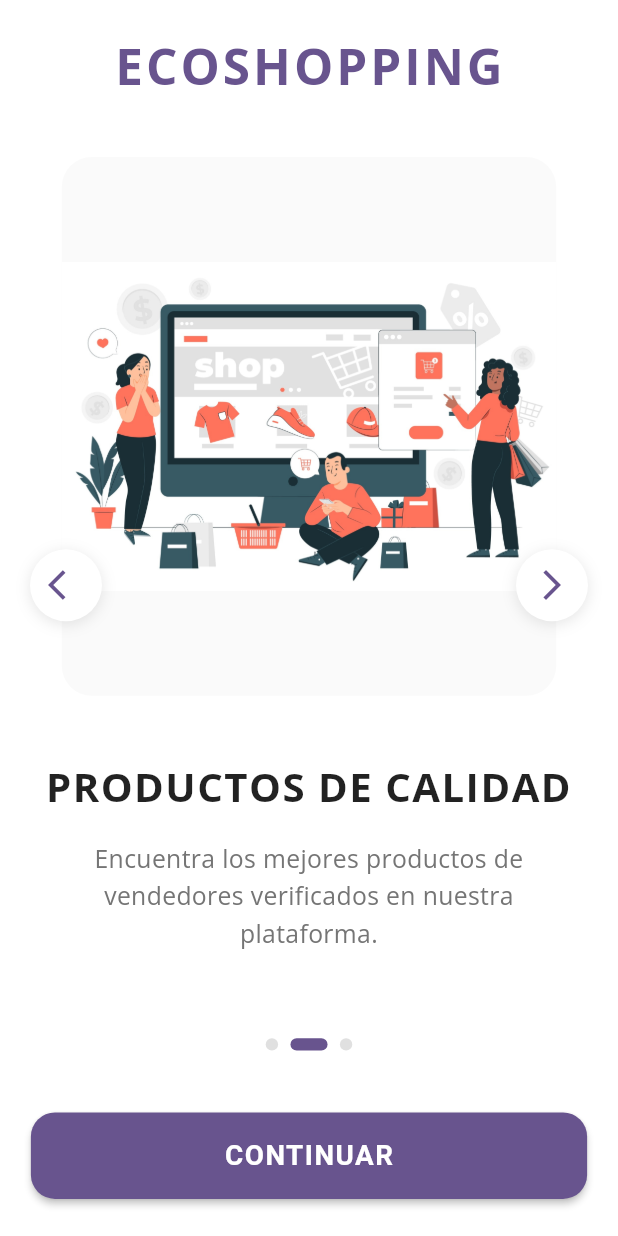
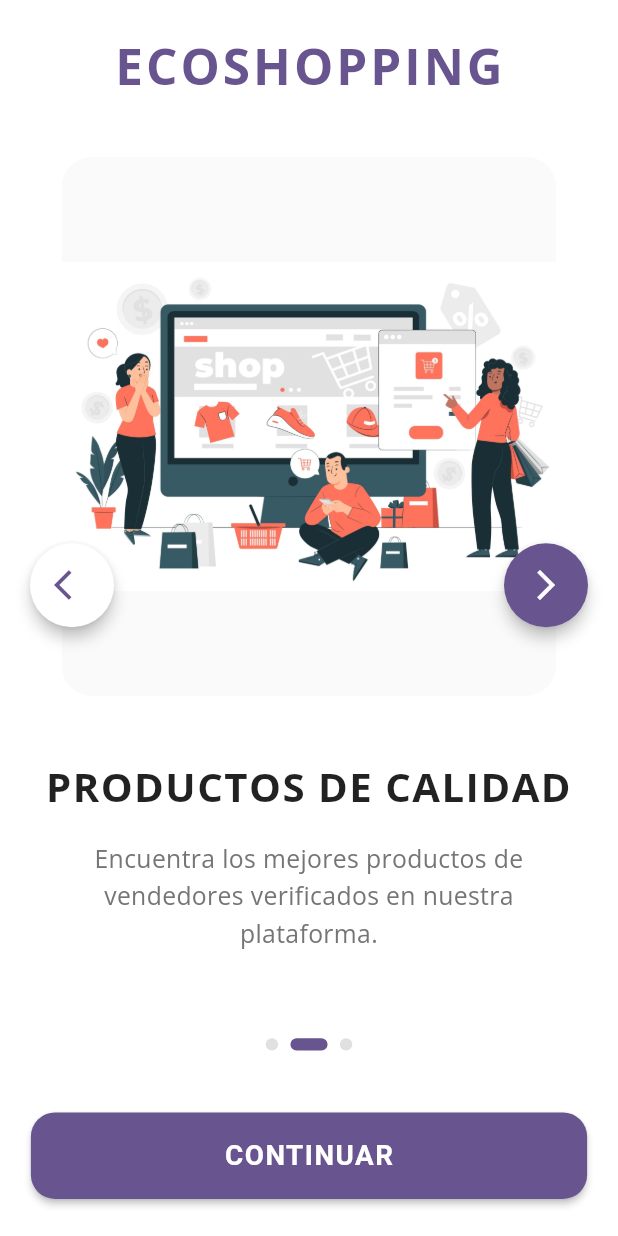
Before and after one commit to BugaPunk/Ecommerce_App, a Flutter app: the screen it shows after launch, after a tap on the "arrow forward ios" icon, on a phone screen of 412 x 824 dp. Run offline on Flutter 3.47's test engine with Material 3 defaults, Android fonts, the phone set to English and light mode, and no system bars; drawn by our look-alikes of dynamic_color; our stand-ins replace connectivity_plus, flutter_secure_storage, google_fonts, shared_preferences; accounts and stored records are empty.

Commit message:
[ADD] splsh carrusel

```diff
--- a/lib/screens/splash/splash_screen.dart
+++ b/lib/screens/splash/splash_screen.dart
@@ -44,19 +44,37 @@ class _SplashScreenState extends State<SplashScreen> {
 
   void _nextPage() {
     if (_currentPage < _pages.length - 1) {
-      _pageController.nextPage(
+      // Usar animateToPage en lugar de nextPage para mayor control
+      _pageController.animateToPage(
+        _currentPage + 1,
         duration: const Duration(milliseconds: 300),
         curve: Curves.easeInOut,
       );
+
+      // Actualizar el estado para asegurar que la UI se actualice
+      setState(() {
+        _currentPage += 1;
+      });
+
+      print("Navegando a la página ${_currentPage}");
     }
   }
 
   void _previousPage() {
     if (_currentPage > 0) {
-      _pageController.previousPage(
+      // Usar animateToPage en lugar de previousPage para mayor control
+      _pageController.animateToPage(
+        _currentPage - 1,
         duration: const Duration(milliseconds: 300),
         curve: Curves.easeInOut,
       );
+
+      // Actualizar el estado para asegurar que la UI se actualice
+      setState(() {
+        _currentPage -= 1;
+      });
+
+      print("Navegando a la página ${_currentPage}");
     }
   }
 
@@ -109,10 +127,15 @@ class _SplashScreenState extends State<SplashScreen> {
               PageView.builder(
                 controller: _pageController,
                 onPageChanged: (index) {
+                  // Solo actualizar si el índice es diferente
+                  if (_currentPage != index) {
                     setState(() {
                       _currentPage = index;
                     });
+                    print("Página cambiada a $index");
+                  }
                 },
+                physics: const BouncingScrollPhysics(),
                 itemCount: _pages.length,
                 itemBuilder: (context, index) {
                   return _buildMobilePage(_pages[index]);
@@ -120,63 +143,61 @@ class _SplashScreenState extends State<SplashScreen> {
               ),
 
               // Botones de navegación
+              if (_currentPage > 0)
                 Positioned(
                   left: 20,
                   top: 0,
                   bottom: 0,
                   child: Center(
-                  child: _currentPage > 0
-                      ? Container(
-                          decoration: BoxDecoration(
+                    child: Material(
+                      elevation: 4,
                       color: Colors.white,
+                      shape: const CircleBorder(),
+                      child: InkWell(
+                        onTap: _previousPage,
+                        customBorder: const CircleBorder(),
+                        child: Container(
+                          padding: const EdgeInsets.all(16),
+                          decoration: const BoxDecoration(
                             shape: BoxShape.circle,
-                            boxShadow: [
-                              BoxShadow(
-                                color: Colors.black.withOpacity(0.1),
-                                blurRadius: 8,
-                                offset: const Offset(0, 2),
                           ),
-                            ],
-                          ),
-                          child: IconButton(
-                            onPressed: _previousPage,
-                            icon: Icon(
+                          child: Icon(
                             Icons.arrow_back_ios,
                             color: Theme.of(context).colorScheme.primary,
+                            size: 24,
                           ),
                         ),
-                        )
-                      : const SizedBox.shrink(),
+                      ),
+                    ),
                   ),
                 ),
 
+              if (_currentPage < _pages.length - 1)
                 Positioned(
                   right: 20,
                   top: 0,
                   bottom: 0,
                   child: Center(
-                  child: _currentPage < _pages.length - 1
-                      ? Container(
-                          decoration: BoxDecoration(
+                    child: Material(
+                      elevation: 4,
+                      color: Theme.of(context).colorScheme.primary,
+                      shape: const CircleBorder(),
+                      child: InkWell(
+                        onTap: _nextPage,
+                        customBorder: const CircleBorder(),
+                        child: Container(
+                          padding: const EdgeInsets.all(16),
+                          decoration: const BoxDecoration(
+                            shape: BoxShape.circle,
+                          ),
+                          child: const Icon(
+                            Icons.arrow_forward_ios,
                             color: Colors.white,
-                            shape: BoxShape.circle,
-                            boxShadow: [
-                              BoxShadow(
-                                color: Colors.black.withOpacity(0.1),
-                                blurRadius: 8,
-                                offset: const Offset(0, 2),
-                              ),
-                            ],
-                          ),
-                          child: IconButton(
-                            onPressed: _nextPage,
-                            icon: Icon(
-                              Icons.arrow_forward_ios,
-                              color: Theme.of(context).colorScheme.primary,
+                            size: 24,
                           ),
                         ),
-                        )
-                      : const SizedBox.shrink(),
+                      ),
+                    ),
                   ),
                 ),
             ],
@@ -300,8 +321,14 @@ class _SplashScreenState extends State<SplashScreen> {
                     Row(
                       children: [
                         if (_currentPage > 0)
-                          Container(
+                          Material(
+                            color: Colors.transparent,
+                            child: InkWell(
+                              onTap: _previousPage,
+                              borderRadius: BorderRadius.circular(12),
+                              child: Container(
                                 margin: const EdgeInsets.only(right: 12),
+                                padding: const EdgeInsets.all(12),
                                 decoration: BoxDecoration(
                                   border: Border.all(
                                     color: Theme.of(context).colorScheme.primary,
@@ -309,26 +336,54 @@ class _SplashScreenState extends State<SplashScreen> {
                                   ),
                                   borderRadius: BorderRadius.circular(12),
                                 ),
-                            child: IconButton(
-                              onPressed: _previousPage,
-                              icon: Icon(
+                                child: Row(
+                                  children: [
+                                    Icon(
                                       Icons.arrow_back,
                                       color: Theme.of(context).colorScheme.primary,
+                                    ),
+                                    const SizedBox(width: 8),
+                                    Text(
+                                      'Anterior',
+                                      style: TextStyle(
+                                        color: Theme.of(context).colorScheme.primary,
+                                        fontWeight: FontWeight.bold,
+                                      ),
+                                    ),
+                                  ],
+                                ),
                               ),
                             ),
                           ),
 
                         if (_currentPage < _pages.length - 1)
-                          Container(
+                          Material(
+                            color: Colors.transparent,
+                            child: InkWell(
+                              onTap: _nextPage,
+                              borderRadius: BorderRadius.circular(12),
+                              child: Container(
+                                padding: const EdgeInsets.all(12),
                                 decoration: BoxDecoration(
                                   color: Theme.of(context).colorScheme.primary,
                                   borderRadius: BorderRadius.circular(12),
                                 ),
-                            child: IconButton(
-                              onPressed: _nextPage,
-                              icon: const Icon(
+                                child: Row(
+                                  children: [
+                                    Text(
+                                      'Siguiente',
+                                      style: TextStyle(
+                                        color: Colors.white,
+                                        fontWeight: FontWeight.bold,
+                                      ),
+                                    ),
+                                    const SizedBox(width: 8),
+                                    const Icon(
                                       Icons.arrow_forward,
                                       color: Colors.white,
+                                    ),
+                                  ],
+                                ),
                               ),
                             ),
                           ),
@@ -688,6 +743,8 @@ class _SplashScreenState extends State<SplashScreen> {
                   page.image,
                   fit: BoxFit.contain,
                   errorBuilder: (context, error, stackTrace) {
+                    print("Error cargando imagen: $error");
+                    print("Ruta de la imagen: ${page.image}");
                     return Container(
                       decoration: BoxDecoration(
                         gradient: LinearGradient(
@@ -701,7 +758,10 @@ class _SplashScreenState extends State<SplashScreen> {
                         borderRadius: BorderRadius.circular(20),
                       ),
                       child: Center(
-                        child: Container(
+                        child: Column(
+                          mainAxisAlignment: MainAxisAlignment.center,
+                          children: [
+                            Container(
                               padding: EdgeInsets.all(screenWidth * 0.08),
                               decoration: BoxDecoration(
                                 color: page.color.withOpacity(0.1),
@@ -709,9 +769,19 @@ class _SplashScreenState extends State<SplashScreen> {
                               ),
                               child: Icon(
                                 page.icon,
-                            size: screenWidth * 0.3,
+                                size: screenWidth * 0.2,
                                 color: page.color,
                               ),
+                            ),
+                            SizedBox(height: 16),
+                            Text(
+                              "No se pudo cargar la imagen",
+                              style: TextStyle(
+                                color: Colors.grey[600],
+                                fontSize: 14,
+                              ),
+                            ),
+                          ],
                         ),
                       ),
                     );
```
Lines whose indentation alone changed are shown as unchanged.
